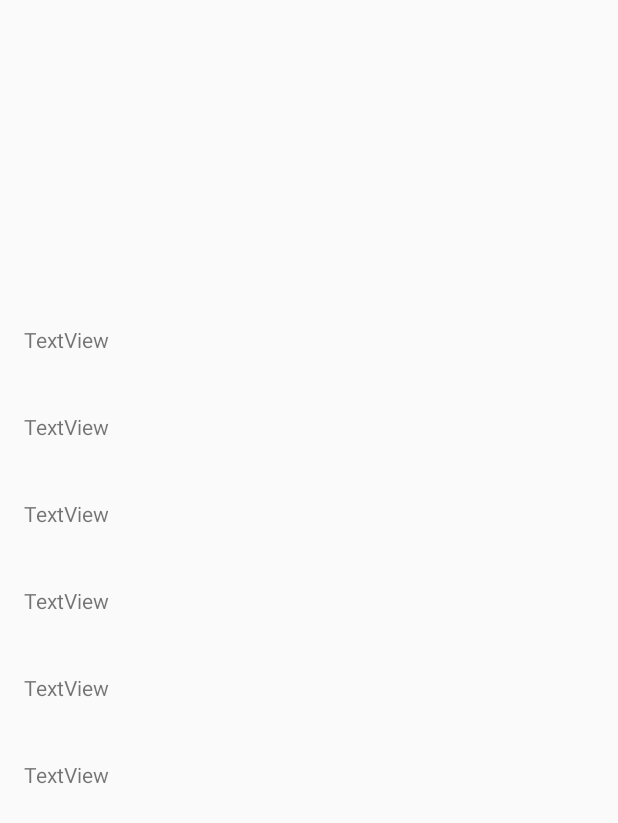
After one commit to Geisonszo/DesenhoLavaJato, an Android app: the Lavagem screen opened directly, with no data from a screen before it, on a phone screen of 412 x 824 dp. The commit adds this screen. Shown: the top 823 px of the screen. Run offline under Robolectric (Android 15) with nearby library versions, the phone set to English and light mode, and no system bars.

```diff
--- a/app/src/main/AndroidManifest.xml
+++ b/app/src/main/AndroidManifest.xml
@@ -24,6 +24,8 @@
         </activity>
         <activity android:name=".view.CadastroFuncionarioActivity">
         </activity>
+        <activity android:name=".view.Lavagem">
+        </activity>
     </application>
 
 </manifest>
--- /dev/null
+++ b/app/src/main/java/fga/unb/desenho20162/lavajato/Controller/PontoController.java
@@ -0,0 +1,4 @@
+package fga.unb.desenho20162.lavajato.Controller;
+
+public class PontoController {
+}
--- a/app/src/main/java/fga/unb/desenho20162/lavajato/DAO/FuncionarioDAO.java
+++ b/app/src/main/java/fga/unb/desenho20162/lavajato/DAO/FuncionarioDAO.java
@@ -22,9 +22,9 @@ public class FuncionarioDAO {
 
     private DatabaseReference connectToDB() {
 
-        FactoryConnection factoryConnection = FactoryConnection.getInstance();
+        FirebaseConnection firebaseConnection = FirebaseConnection.getInstance();
 
-        return factoryConnection.getConnection().child("Funcionario").push();
+        return firebaseConnection.getConnection().child("Funcionario").push();
     }
 
 
--- /dev/null
+++ b/app/src/main/java/fga/unb/desenho20162/lavajato/DAO/PontoDAO.java
@@ -0,0 +1,4 @@
+package fga.unb.desenho20162.lavajato.DAO;
+
+public class PontoDAO {
+}
--- /dev/null
+++ b/app/src/main/java/fga/unb/desenho20162/lavajato/view/Lavagem.java
@@ -0,0 +1,60 @@
+package fga.unb.desenho20162.lavajato.view;
+
+import android.app.Activity;
+import android.os.Bundle;
+import android.util.Log;
+import android.widget.ImageView;
+import android.widget.TextView;
+
+import fga.unb.desenho20162.lavajato.R;
+
+public class Lavagem extends Activity {
+
+  private TextView nome_cliente;
+  private TextView telefone_cliente;
+  private ImageView tipo_veiculo;
+  private TextView placa_veiculo;
+  private TextView cor_veiculo;
+  private TextView marca_veiculo;
+  private TextView modelo_veiculo;
+  private TextView tipoLavagem_lavagem;
+
+  private static final String TAG = "Lavagem";
+
+  @Override
+  protected void onCreate(Bundle savedInstanceState) {
+    super.onCreate(savedInstanceState);
+    setContentView(R.layout.activity_lavagem);
+
+    String url = getIntent().getStringExtra("ref");
+    String nome = getIntent().getStringExtra("nome");
+    String telefone = getIntent().getStringExtra("telefone");
+    int tipo = getIntent().getIntExtra("tipo", 0);
+    String placa = getIntent().getStringExtra("placa");
+    String cor = getIntent().getStringExtra("cor");
+    String marca = getIntent().getStringExtra("marca");
+    String modelo = getIntent().getStringExtra("modelo");
+    String tipoLavagem = getIntent().getStringExtra("tipoLavagem");
+
+    /*Log.d(TAG, "nome: " + nome);
+    Log.d(TAG, "telefone: " + telefone);
+    Log.d(TAG, "tipo: " + tipo);
+    Log.d(TAG, "placa: " + placa);
+    Log.d(TAG, "cor: " + cor);
+    Log.d(TAG, "marca: " + marca);
+    Log.d(TAG, "modelo: " + modelo);
+    Log.d(TAG, "tipoLavagem: " + tipoLavagem);
+    Log.d(TAG, "Reference: " + url);*/
+
+
+    nome_cliente = (TextView) findViewById(R.id.lavagem_nome_cliente);
+    telefone_cliente = (TextView) findViewById(R.id.lavagem_telefone_cliente);
+    tipo_veiculo = (ImageView) findViewById(R.id.lavagem_tamanho);
+    placa_veiculo = (TextView) findViewById(R.id.lavagem_veiculo_placa);
+    cor_veiculo = (TextView) findViewById(R.id.lavagem_veiculo_cor);
+    marca_veiculo = (TextView) findViewById(R.id.lavagem_veiculo_marca);
+    modelo_veiculo = (TextView) findViewById(R.id.lavagem_veiculo_modelo);
+    tipoLavagem_lavagem = (TextView) findViewById(R.id.lavagem_tipo_lavagem);
+  }
+
+}
--- /dev/null
+++ b/app/src/main/res/layout/activity_lavagem.xml
@@ -0,0 +1,77 @@
+<?xml version="1.0" encoding="utf-8"?>
+<RelativeLayout
+    xmlns:android="http://schemas.android.com/apk/res/android"
+    xmlns:app="http://schemas.android.com/apk/res-auto"
+    xmlns:tools="http://schemas.android.com/tools"
+    android:id="@+id/activity_lavagem"
+    android:layout_width="match_parent"
+    android:layout_height="match_parent"
+    android:paddingBottom="@dimen/activity_vertical_margin"
+    android:paddingLeft="@dimen/activity_horizontal_margin"
+    android:paddingRight="@dimen/activity_horizontal_margin"
+    android:paddingTop="@dimen/activity_vertical_margin"
+    tools:context="fga.unb.desenho20162.lavajato.view.Lavagem">
+
+    <LinearLayout
+        android:orientation="vertical"
+        android:layout_width="match_parent"
+        android:layout_height="match_parent"
+        android:weightSum="1">
+
+        <TextView
+            android:layout_width="match_parent"
+            android:layout_height="wrap_content"
+            android:id="@+id/lavagem_tipo_lavagem"
+            android:layout_weight="0.07"/>
+
+        <ImageView
+            android:layout_width="match_parent"
+            android:layout_height="104dp"
+            app:srcCompat="@drawable/com_facebook_auth_dialog_background"
+            android:id="@+id/lavagem_tamanho"
+            android:layout_weight="0.07"/>
+
+        <TextView
+            android:text="TextView"
+            android:layout_width="match_parent"
+            android:layout_height="wrap_content"
+            android:id="@+id/lavagem_nome_cliente"
+            android:layout_weight="0.07"/>
+
+        <TextView
+            android:text="TextView"
+            android:layout_width="match_parent"
+            android:layout_height="wrap_content"
+            android:id="@+id/lavagem_telefone_cliente"
+            android:layout_weight="0.07"/>
+
+        <TextView
+            android:text="TextView"
+            android:layout_width="match_parent"
+            android:layout_height="wrap_content"
+            android:id="@+id/lavagem_veiculo_marca"
+            android:layout_weight="0.07"/>
+
+        <TextView
+            android:text="TextView"
+            android:layout_width="match_parent"
+            android:layout_height="wrap_content"
+            android:id="@+id/lavagem_veiculo_modelo"
+            android:layout_weight="0.07"/>
+
+        <TextView
+            android:text="TextView"
+            android:layout_width="match_parent"
+            android:layout_height="wrap_content"
+            android:id="@+id/lavagem_veiculo_cor"
+            android:layout_weight="0.07"/>
+
+        <TextView
+            android:text="TextView"
+            android:layout_width="match_parent"
+            android:layout_height="wrap_content"
+            android:id="@+id/lavagem_veiculo_placa"
+            android:layout_weight="0.07"/>
+
+    </LinearLayout>
+</RelativeLayout>
--- a/app/src/main/res/layout/item_lavagem.xml
+++ b/app/src/main/res/layout/item_lavagem.xml
@@ -3,10 +3,11 @@
 <LinearLayout
     xmlns:android="http://schemas.android.com/apk/res/android"
     xmlns:app="http://schemas.android.com/apk/res-auto"
+    xmlns:tools="http://schemas.android.com/tools"
     android:orientation="vertical"
     android:layout_width="match_parent"
     android:layout_height="wrap_content"
-    >
+    android:clickable="true">
 
     <android.support.v7.widget.CardView
         android:orientation="vertical"
@@ -22,7 +23,6 @@
         app:cardElevation="8dp"
         app:cardPreventCornerOverlap="true"
         app:cardUseCompatPadding="false"
-        android:clickable="true"
         android:foreground="?android:attr/selectableItemBackground"
         android:elevation="6dp">
 
```
Also changed, not shown: app/src/main/java/fga/unb/desenho20162/lavajato/Adapter/FuncionarioRecyclerAdapter.java (+60 -3 lines), app/src/main/java/fga/unb/desenho20162/lavajato/Adapter/FuncionarioViewHolder.java (deleted, +0 -26 lines), app/src/main/java/fga/unb/desenho20162/lavajato/Adapter/IntemClickListenerFuncionario.java (added, +12 -0 lines), app/src/main/java/fga/unb/desenho20162/lavajato/Adapter/ItemClickListenerLavagem.java (added, +12 -0 lines), app/src/main/java/fga/unb/desenho20162/lavajato/Adapter/LavagemRecyclerAdapter.java (+65 -2 lines), app/src/main/java/fga/unb/desenho20162/lavajato/Adapter/LavagemViewHolder.java (deleted, +0 -34 lines), app/src/main/java/fga/unb/desenho20162/lavajato/DAO/FirebaseConnection.java (renamed from app/src/main/java/fga/unb/desenho20162/lavajato/DAO/FactoryConnection.java, +4 -4 lines), app/src/main/java/fga/unb/desenho20162/lavajato/DAO/LavagemDAO.java (+11 -7 lines), app/src/main/java/fga/unb/desenho20162/lavajato/Model/Ponto.java (+13 -5 lines), app/src/main/java/fga/unb/desenho20162/lavajato/view/CadastroLavagemActivity.java (+0 -10 lines), app/src/main/java/fga/unb/desenho20162/lavajato/view/ListaFuncionarioActivity.java (+28 -9 lines), app/src/main/java/fga/unb/desenho20162/lavajato/view/ListaLavagensActivity.java (+34 -11 lines), 1 other file.
